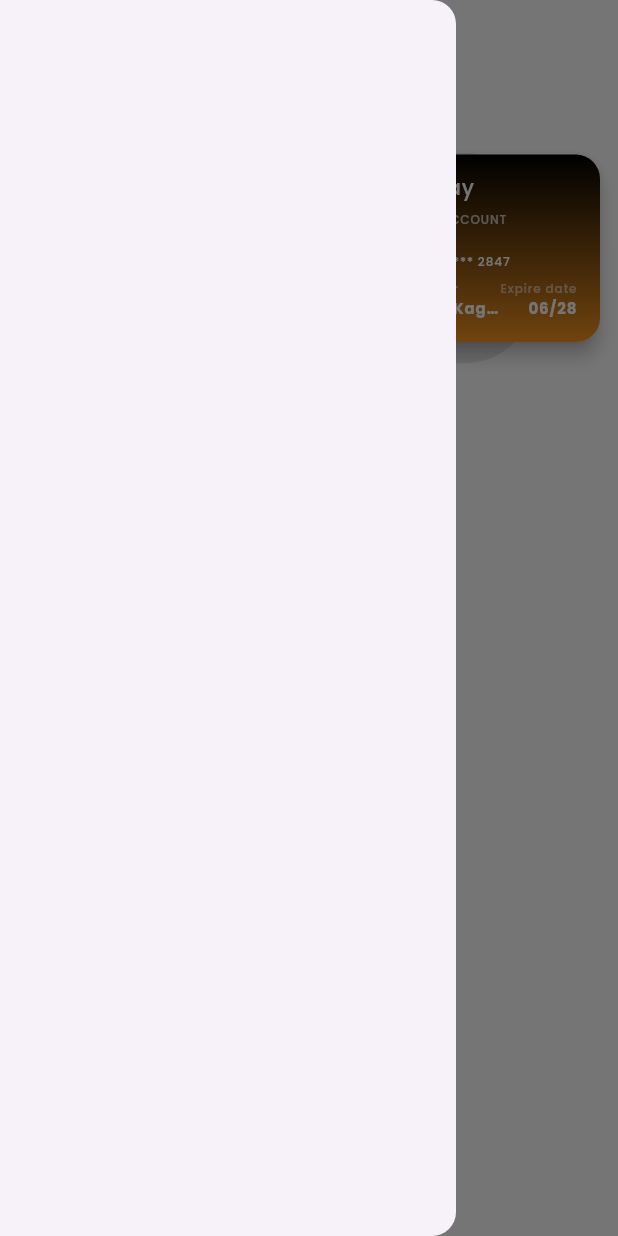
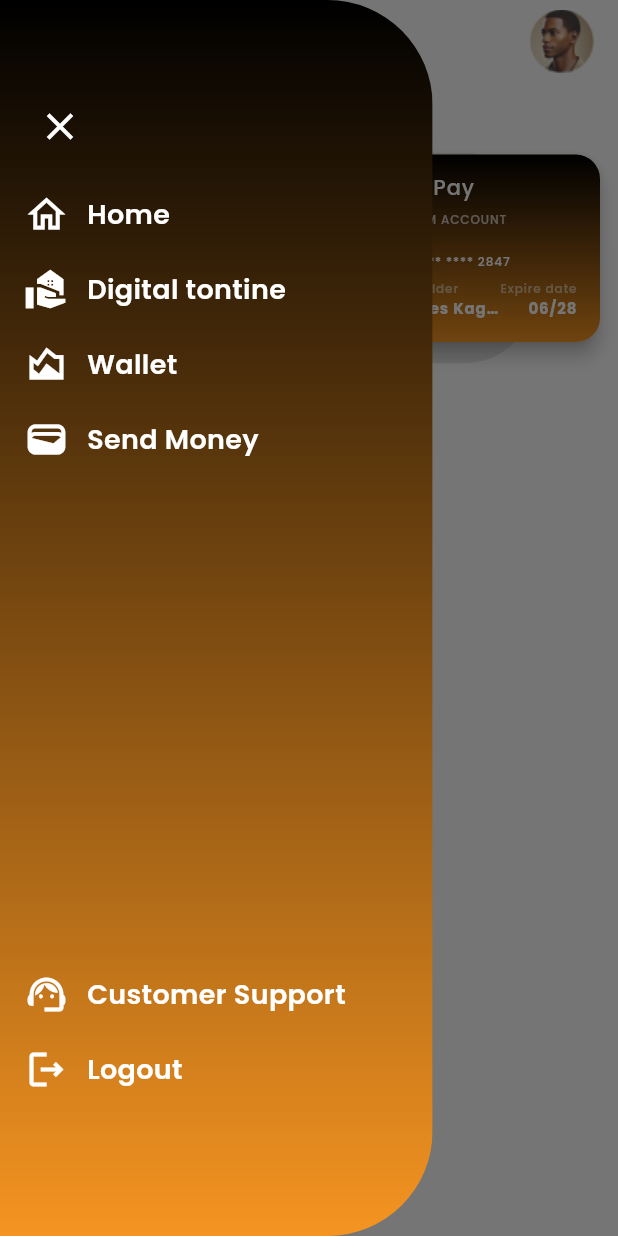
Before and after one commit to dmutoni/afriflex, a Flutter app: the HomeScreen screen opened by its route, with the side drawer open, on a phone screen of 412 x 824 dp. Run offline on Flutter 3.47's test engine with Material 3 defaults, Android fonts, the phone set to English and light mode, and no system bars; our stand-ins replace carousel_slider, flutter_riverpod, flutter_svg, go_router, hooks_riverpod, intl_phone_field and 1 more.

Commit message:
Add drawer

```diff
--- a/lib/screens/home_screen.dart
+++ b/lib/screens/home_screen.dart
@@ -17,6 +17,10 @@ class _HomeScreenState extends ConsumerState<HomeScreen> {
   Widget build(BuildContext context) {
     return GenericTemplate(
       title: '',
+      actionsContentOverride: Image.asset(
+        ''
+        'assets/images/home_page/profile.png',
+      ),
       content: Padding(
         padding: const EdgeInsets.symmetric(horizontal: Dimens.marginBig),
         child: Column(
--- a/lib/theme/styles.dart
+++ b/lib/theme/styles.dart
@@ -35,6 +35,13 @@ abstract class Styles {
     color: ThemeColors.blackColor,
   );
 
+  static const TextStyle drawerTextStyle = TextStyle(
+    fontFamily: _poppins,
+    fontSize: 18.0,
+    fontWeight: FontWeight.w600,
+    color: ThemeColors.whiteColor,
+  );
+
   static BoxDecoration get pinPutDecoration => BoxDecoration(
         borderRadius: BorderRadius.circular(Dimens.radiusMedium),
         color: ThemeColors.whiteColor,
--- a/lib/values/colors.dart
+++ b/lib/values/colors.dart
@@ -15,6 +15,15 @@ abstract class ThemeColors {
   static const primaryColor = LinearGradient(
     begin: Alignment.centerLeft,
     end: Alignment.centerRight,
+    colors: [
+      Color(0xFF000000),
+      Color(0xFFF59421),
+    ],
+  );
+
+  static const drawerGradient = LinearGradient(
+    begin: Alignment.topCenter,
+    end: Alignment.bottomCenter,
     colors: [
       Color(0xFF000000),
       Color(0xFFF59421),
--- a/lib/widgets/common/visual/generic_header.dart
+++ b/lib/widgets/common/visual/generic_header.dart
@@ -1,4 +1,5 @@
 import 'package:afriflex/values/colors.dart';
+import 'package:afriflex/values/dimens.dart';
 import 'package:afriflex/values/duration_values.dart';
 import 'package:afriflex/widgets/common/input/protected_icon_button.dart';
 import 'package:flutter/material.dart';
@@ -29,7 +30,11 @@ class GenericHeader extends AppBar {
 
 class _GenericHeaderState extends State<GenericHeader> {
   @override
-  Widget build(BuildContext context) => AppBar(
+  Widget build(BuildContext context) => Padding(
+        padding: const EdgeInsets.symmetric(
+          horizontal: Dimens.marginDefault,
+        ),
+        child: AppBar(
           backgroundColor: Colors.transparent,
           surfaceTintColor: Colors.transparent,
           elevation: 0,
@@ -57,5 +62,9 @@ class _GenericHeaderState extends State<GenericHeader> {
               key: ValueKey(widget.titleText),
             ),
           ),
+          actions: widget.actionsContentOverride != null
+              ? [widget.actionsContentOverride!]
+              : null,
+        ),
       );
 }
--- a/lib/widgets/templates/generic_template.dart
+++ b/lib/widgets/templates/generic_template.dart
@@ -1,3 +1,5 @@
+import 'package:afriflex/theme/styles.dart';
+import 'package:afriflex/values/colors.dart';
 import 'package:afriflex/values/dimens.dart';
 import 'package:afriflex/values/duration_values.dart';
 import 'package:afriflex/widgets/common/visual/generic_header.dart';
@@ -12,6 +14,7 @@ class GenericTemplate extends ConsumerWidget {
   final bool isLoading;
   final bool isScrollable;
   final bool showDrawer;
+  final Widget? actionsContentOverride;
 
   const GenericTemplate({
     super.key,
@@ -22,6 +25,7 @@ class GenericTemplate extends ConsumerWidget {
     this.isLoading = false,
     this.isScrollable = true,
     this.showDrawer = false,
+    this.actionsContentOverride,
   });
 
   @override
@@ -35,10 +39,22 @@ class GenericTemplate extends ConsumerWidget {
       child: innerContent,
     );
 
+    final GlobalKey<ScaffoldState> scaffoldKey = GlobalKey<ScaffoldState>();
+
     return Scaffold(
+      key: scaffoldKey,
       extendBodyBehindAppBar: true,
       appBar: GenericHeader(
         titleText: title,
+        leadingContentOverride: showDrawer
+            ? IconButton(
+                icon: const Icon(Icons.menu),
+                onPressed: () {
+                  scaffoldKey.currentState?.openDrawer();
+                },
+              )
+            : null,
+        actionsContentOverride: actionsContentOverride,
       ),
       backgroundColor: backgroundColor,
       body: SafeArea(
@@ -79,7 +95,111 @@ class GenericTemplate extends ConsumerWidget {
           ],
         ),
       ),
-      drawer: showDrawer ? const Drawer() : null,
+      drawer: showDrawer
+          ? ClipRRect(
+              borderRadius: const BorderRadius.only(
+                topRight: Radius.circular(70),
+                bottomRight: Radius.circular(70),
+              ),
+              child: Container(
+                width: MediaQuery.of(context).size.width * 0.7,
+                decoration: const BoxDecoration(
+                  color: ThemeColors.whiteColor,
+                  gradient: ThemeColors.drawerGradient,
+                ),
+                padding: const EdgeInsets.symmetric(
+                  horizontal: Dimens.marginDefault,
+                  vertical: 60,
+                ),
+                child: Column(
+                  mainAxisAlignment: MainAxisAlignment.start,
+                  crossAxisAlignment: CrossAxisAlignment.start,
+                  spacing: 20,
+                  children: [
+                    IconButton(
+                      icon: const Icon(
+                        Icons.close,
+                        color: ThemeColors.whiteColor,
+                        size: 30,
+                      ),
+                      onPressed: () {
+                        scaffoldKey.currentState?.openEndDrawer();
+                      },
+                    ),
+                    const Row(
+                      spacing: 12,
+                      children: [
+                        Icon(
+                          Icons.home_outlined,
+                          color: ThemeColors.whiteColor,
+                          size: 30,
+                        ),
+                        Text('Home', style: Styles.drawerTextStyle),
+                      ],
+                    ),
+                    const Row(
+                      spacing: 12,
+                      children: [
+                        Icon(
+                          Icons.real_estate_agent_sharp,
+                          color: ThemeColors.whiteColor,
+                          size: 30,
+                        ),
+                        Text('Digital tontine', style: Styles.drawerTextStyle),
+                      ],
+                    ),
+                    const Row(
+                      spacing: 12,
+                      children: [
+                        Icon(
+                          Icons.area_chart_outlined,
+                          color: ThemeColors.whiteColor,
+                          size: 30,
+                        ),
+                        Text('Wallet', style: Styles.drawerTextStyle),
+                      ],
+                    ),
+                    const Row(
+                      spacing: 12,
+                      children: [
+                        Icon(
+                          Icons.wallet,
+                          color: ThemeColors.whiteColor,
+                          size: 30,
+                        ),
+                        Text('Send Money', style: Styles.drawerTextStyle),
+                      ],
+                    ),
+                    const SizedBox(
+                      height: 300,
+                    ),
+                    const Row(
+                      spacing: 12,
+                      children: [
+                        Icon(
+                          Icons.support_agent_outlined,
+                          color: ThemeColors.whiteColor,
+                          size: 30,
+                        ),
+                        Text('Customer Support', style: Styles.drawerTextStyle),
+                      ],
+                    ),
+                    const Row(
+                      spacing: 12,
+                      children: [
+                        Icon(
+                          Icons.logout_outlined,
+                          color: ThemeColors.whiteColor,
+                          size: 30,
+                        ),
+                        Text('Logout', style: Styles.drawerTextStyle),
+                      ],
+                    ),
+                  ],
+                ),
+              ),
+            )
+          : null,
     );
   }
 
```
Also changed, not shown: assets/images/home_page/profile.png (added). Lines whose indentation alone changed are shown as unchanged.
